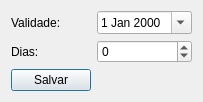
This is ui/validadedialog.ui in lellisls/ERP-STACCATO as Qt 5 draws it before an edit. The edited form follows.
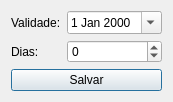
This is the edited form.

The edit to the form file:
```diff
--- a/ui/validadedialog.ui
+++ b/ui/validadedialog.ui
@@ -6,8 +6,8 @@
    <rect>
     <x>0</x>
     <y>0</y>
-    <width>180</width>
-    <height>93</height>
+    <width>155</width>
+    <height>97</height>
    </rect>
   </property>
   <property name="windowTitle">
@@ -45,7 +45,7 @@
      </property>
     </widget>
    </item>
-   <item row="3" column="0">
+   <item row="3" column="0" colspan="2">
     <widget class="QPushButton" name="pushButtonSalvar">
      <property name="text">
       <string>Salvar</string>
```
